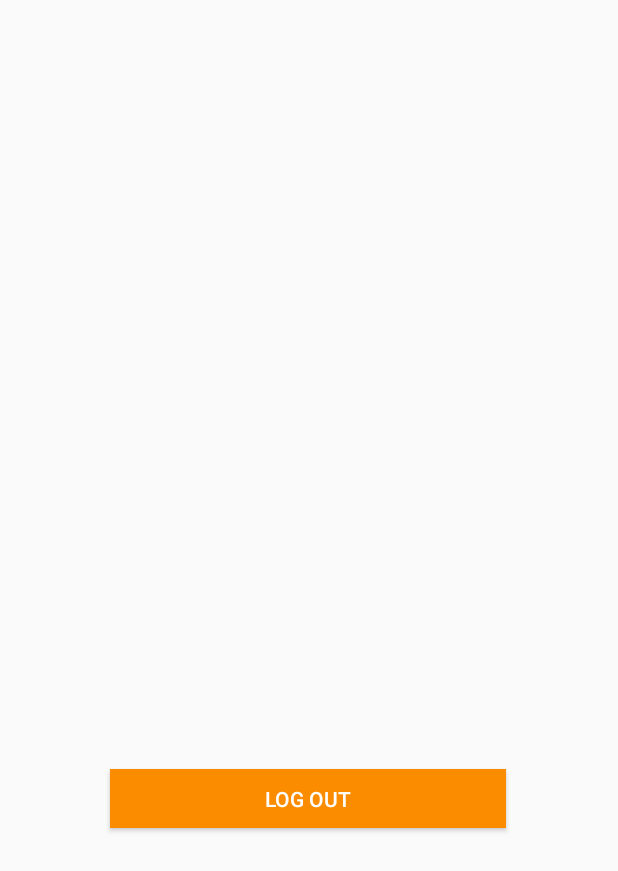
After one commit to Marodriguezfu/Appet2, an Android app: the HomeActivity screen opened directly, with no data from a screen before it, on a phone screen of 412 x 824 dp. The commit adds this screen. Shown: the top 871 px of the screen. Run offline under Robolectric (Android 15) with nearby library versions, the light colour scheme and no system bars; our stand-ins replace Firebase (no records; nobody signed in at launch, a user with empty details on screens opened directly).

Commit message:
interfaz home añadida con alertas y registros

```diff
--- a/app/build.gradle
+++ b/app/build.gradle
@@ -31,8 +31,10 @@ dependencies {
     implementation 'androidx.core:core-ktx:1.3.1'
     implementation 'androidx.appcompat:appcompat:1.1.0'
     implementation 'androidx.constraintlayout:constraintlayout:1.1.3'
+    implementation 'com.google.firebase:firebase-analytics:17.2.2'
+    implementation 'com.google.firebase:firebase-auth:19.3.2'
     testImplementation 'junit:junit:4.12'
     androidTestImplementation 'androidx.test.ext:junit:1.1.1'
     androidTestImplementation 'androidx.test.espresso:espresso-core:3.2.0'
-    implementation 'com.google.firebase:firebase-analytics:17.2.2'
+
 }
--- a/app/src/main/AndroidManifest.xml
+++ b/app/src/main/AndroidManifest.xml
@@ -9,8 +9,10 @@
         android:roundIcon="@mipmap/ic_launcher_round"
         android:supportsRtl="true"
         android:theme="@style/Theme.AppCompat.NoActionBar">
-        <activity android:name=".MainActivity"
-            android:theme="@style/SplashTheme"> <!---Se hace utilizar el tema creado-->
+        <activity android:name=".HomeActivity"></activity>
+        <activity
+            android:name=".AuthActivity"
+            android:theme="@style/SplashTheme"> <!-- -Se hace utilizar el tema creado -->
             <intent-filter>
                 <action android:name="android.intent.action.MAIN" />
 
--- /dev/null
+++ b/app/src/main/java/com/example/appet/HomeActivity.kt
@@ -0,0 +1,37 @@
+package com.example.appet
+
+import androidx.appcompat.app.AppCompatActivity
+import android.os.Bundle
+import com.google.firebase.auth.FirebaseAuth
+import kotlinx.android.synthetic.main.activity_home.*
+
+enum class ProviderType {
+    BASIC //TIPO DE AUTENTICACION BASICA(CORREO Y CONTRASEÑA)
+}
+
+class HomeActivity : AppCompatActivity() {
+    override fun onCreate(savedInstanceState: Bundle?) {
+        super.onCreate(savedInstanceState)
+        setContentView(R.layout.activity_home)
+
+        //Setup
+
+        val bundle = intent.extras //RECUPERAR LOS PARAMETROS
+        val email =  bundle?.getString("email")
+        val provider = bundle?.getString("provider")
+        setup(email ?: "", provider ?: "")
+    }
+
+    private fun setup(email:String, provider: String) { //COMO PARAMETROS LO QUE DEBE LLEGAR A ESTA PANTALLA
+
+        title = "Inicio"
+        emailtextView.text = email
+        providertextview.text = provider
+
+        //LLAMAR A FIREBASE PARA CIERRE DE SESION
+        log_out_button.setOnClickListener {
+            FirebaseAuth.getInstance().signOut()
+            onBackPressed()//para volver a la pantalla anterior(EL INICIO DE SESION)
+        }
+    }
+}
--- a/app/src/main/res/drawable/button_rounded.xml
+++ b/app/src/main/res/drawable/button_rounded.xml
@@ -1,5 +1,5 @@
 <?xml version="1.0" encoding="utf-8"?>
 <shape xmlns:android="http://schemas.android.com/apk/res/android">
     <corners android:radius="10dp"/>
-    <solid android:color="#2196F3"/>
+    <solid android:color="@color/colorPrimary"/>
 </shape>
--- /dev/null
+++ b/app/src/main/res/layout/activity_home.xml
@@ -0,0 +1,51 @@
+<?xml version="1.0" encoding="utf-8"?>
+<androidx.constraintlayout.widget.ConstraintLayout xmlns:android="http://schemas.android.com/apk/res/android"
+    xmlns:app="http://schemas.android.com/apk/res-auto"
+    xmlns:tools="http://schemas.android.com/tools"
+    android:layout_width="match_parent"
+    android:layout_height="match_parent"
+    android:background="#FAFAFA"
+    android:visibility="visible"
+    tools:context=".HomeActivity">
+
+    <Button
+        android:id="@+id/log_out_button"
+        android:layout_width="264dp"
+        android:layout_height="39dp"
+        android:background="@color/colorAccent"
+        android:text="Log out"
+        app:layout_constraintBottom_toBottomOf="parent"
+        app:layout_constraintEnd_toEndOf="parent"
+        app:layout_constraintHorizontal_bias="0.496"
+        app:layout_constraintStart_toStartOf="parent"
+        app:layout_constraintTop_toTopOf="parent"
+        app:layout_constraintVertical_bias="0.653" />
+
+    <TextView
+        android:id="@+id/emailtextView"
+        android:layout_width="match_parent"
+        android:layout_height="40dp"
+        android:layout_marginStart="32dp"
+        android:layout_marginEnd="32dp"
+        android:text="Email"
+        app:layout_constraintBottom_toBottomOf="parent"
+        app:layout_constraintEnd_toEndOf="parent"
+        app:layout_constraintHorizontal_bias="0.0"
+        app:layout_constraintStart_toStartOf="parent"
+        app:layout_constraintTop_toTopOf="parent"
+        app:layout_constraintVertical_bias="0.201" />
+
+    <TextView
+        android:id="@+id/providertextview"
+        android:layout_width="match_parent"
+        android:layout_height="40dp"
+        android:layout_marginStart="32dp"
+        android:layout_marginEnd="32dp"
+        android:text="Provider"
+        app:layout_constraintBottom_toTopOf="@+id/log_out_button"
+        app:layout_constraintEnd_toEndOf="parent"
+        app:layout_constraintHorizontal_bias="0.0"
+        app:layout_constraintStart_toStartOf="parent"
+        app:layout_constraintTop_toBottomOf="@+id/emailtextView"
+        app:layout_constraintVertical_bias="0.407" />
+</androidx.constraintlayout.widget.ConstraintLayout>
```
Also changed, not shown: app/src/main/java/com/example/appet/AuthActivity.kt (added, +74 -0 lines), app/src/main/java/com/example/appet/MainActivity.kt (deleted, +0 -15 lines), app/src/main/res/layout/activity_auth.xml (renamed from app/src/main/res/layout/activity_main.xml, +10 -9 lines), app/src/main/res/drawable/logo_final.png (added), app/src/main/res/drawable/logo_login.png (deleted).
